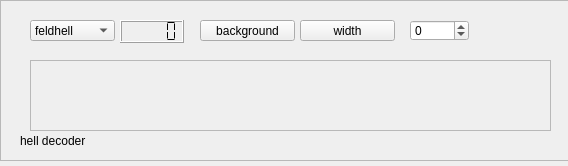
First picture: the form in swreceiver/plugins/decoders/hell-decoder/widget.ui, repository JvanKatwijk/sdr-j-sw, before the edit.
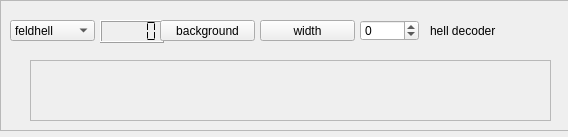
Second picture: the form after the edit.

```diff
--- a/swreceiver/plugins/decoders/hell-decoder/widget.ui
+++ b/swreceiver/plugins/decoders/hell-decoder/widget.ui
@@ -7,7 +7,7 @@
     <x>0</x>
     <y>0</y>
     <width>568</width>
-    <height>166</height>
+    <height>137</height>
    </rect>
   </property>
   <property name="windowTitle">
@@ -19,7 +19,7 @@
      <x>0</x>
      <y>0</y>
      <width>661</width>
-     <height>161</height>
+     <height>131</height>
     </rect>
    </property>
    <property name="frameShape">
@@ -31,7 +31,7 @@
    <widget class="QLCDNumber" name="metricsDisplay">
     <property name="geometry">
      <rect>
-      <x>120</x>
+      <x>100</x>
       <y>20</y>
       <width>64</width>
       <height>23</height>
@@ -44,8 +44,8 @@
    <widget class="QLabel" name="label">
     <property name="geometry">
      <rect>
-      <x>20</x>
-      <y>130</y>
+      <x>430</x>
+      <y>20</y>
       <width>91</width>
       <height>21</height>
      </rect>
@@ -57,7 +57,7 @@
    <widget class="QComboBox" name="hell_modeSelector">
     <property name="geometry">
      <rect>
-      <x>30</x>
+      <x>10</x>
       <y>20</y>
       <width>85</width>
       <height>21</height>
@@ -110,7 +110,7 @@
       <x>30</x>
       <y>60</y>
       <width>521</width>
-      <height>71</height>
+      <height>61</height>
      </rect>
     </property>
     <property name="widgetResizable">
@@ -121,8 +121,8 @@
       <rect>
        <x>0</x>
        <y>0</y>
-       <width>519</width>
-       <height>69</height>
+       <width>517</width>
+       <height>57</height>
       </rect>
      </property>
     </widget>
@@ -130,7 +130,7 @@
    <widget class="QPushButton" name="hell_switchBlackback">
     <property name="geometry">
      <rect>
-      <x>200</x>
+      <x>160</x>
       <y>20</y>
       <width>95</width>
       <height>21</height>
@@ -143,7 +143,7 @@
    <widget class="QPushButton" name="hell_switchWidth">
     <property name="geometry">
      <rect>
-      <x>300</x>
+      <x>260</x>
       <y>20</y>
       <width>95</width>
       <height>21</height>
@@ -156,7 +156,7 @@
    <widget class="QSpinBox" name="hell_rateCorrector">
     <property name="geometry">
      <rect>
-      <x>410</x>
+      <x>360</x>
       <y>20</y>
       <width>59</width>
       <height>21</height>
```
